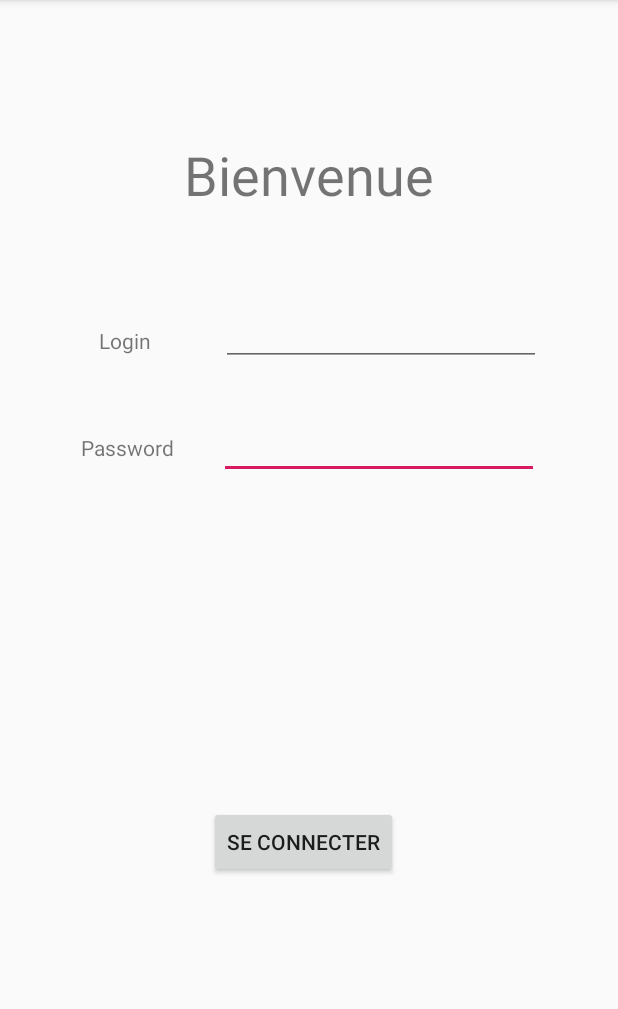
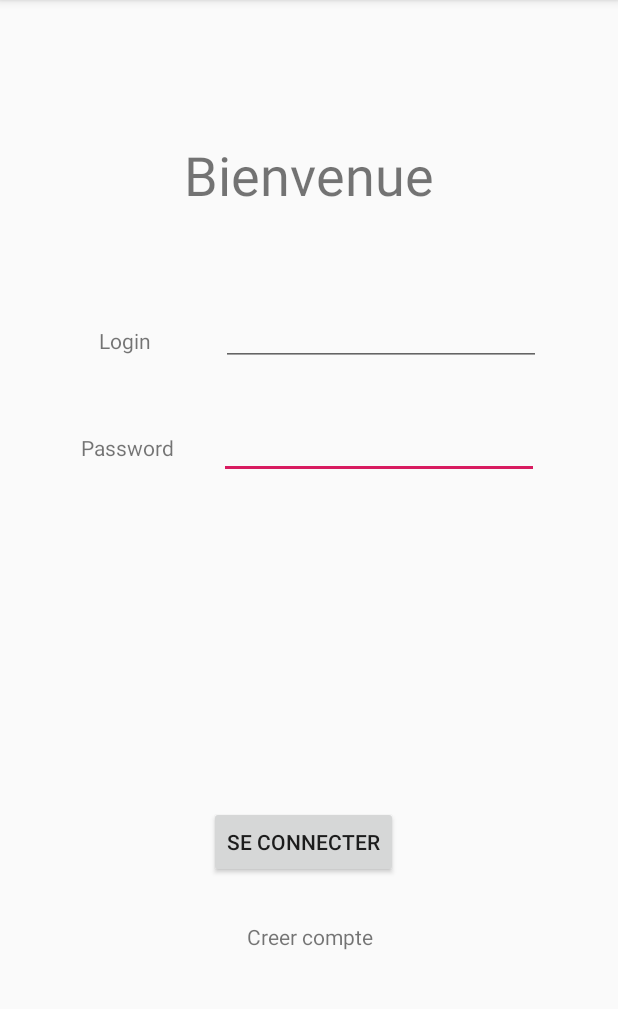
Before and after one commit to red1bairouf/AndroidProject, an Android app: the screen it shows after launch (MainActivity), after a tap on "SE CONNECTER", on a phone screen of 412 x 824 dp, the part 84-1093 px from its top. Run offline under Robolectric (Android 15) with nearby library versions, the phone set to English and light mode, and no system bars; our stand-ins replace Room's generated code.

Commit message:
added a login interface and worked on the database
added a login interface and a database for user and his implementation and tweeked some database problems

```diff
--- a/app/build.gradle
+++ b/app/build.gradle
@@ -28,4 +28,6 @@ dependencies {
     androidTestImplementation 'androidx.test:runner:1.2.0'
     androidTestImplementation 'androidx.test.espresso:espresso-core:3.2.0'
     implementation 'com.readystatesoftware.sqliteasset:sqliteassethelper:2.0.1'
+    implementation 'androidx.room:room-runtime:2.1.0'
+    annotationProcessor 'androidx.room:room-compiler:2.1.0'
 }
--- a/app/src/main/java/com/example/resto/MainActivity.java
+++ b/app/src/main/java/com/example/resto/MainActivity.java
@@ -1,20 +1,30 @@
 package com.example.resto;
 
 import androidx.appcompat.app.AppCompatActivity;
+import androidx.room.Room;
+
+import android.annotation.SuppressLint;
 import android.content.Intent;
 import android.os.Bundle;
 import android.view.View;
 import android.widget.Button;
 import android.widget.EditText;
+import android.widget.TextView;
 import android.widget.Toast;
 
 import com.example.resto.SQLitePackage.MyDbClasse;
+import com.example.resto.bd.User;
+import com.example.resto.bd.UsrDatabase;
 
 import java.util.ArrayList;
+import java.util.List;
 
 public class MainActivity extends AppCompatActivity {
+    static User user= new User();
     EditText login , password ;
     Button btn ;
+    static UsrDatabase mydatabase;
+    private TextView Text;
     /*MyDbClasse objMyDbClasse;
     ArrayList<User> objUserArrayList;*/
     @Override
@@ -45,15 +55,47 @@ public class MainActivity extends AppCompatActivity {
             }
         });
     }
+    @SuppressLint("CutPasteId")
+    public void myClick(View v) {
+        btn = this.findViewById(R.id.button1);
+        login = this.findViewById(R.id.editText1);
+        password =  this.findViewById(R.id.editText);
+        Text =  this.findViewById(R.id.textView4);
+        mydatabase = Room.databaseBuilder(getApplicationContext(),UsrDatabase.class, "user_bd").allowMainThreadQueries().build() ;
 
-    public void myClick(View view){
-        Intent intent=new Intent(MainActivity.this, MyList.class);
-        String login1 =login.getText().toString();
-        String password1 =password.getText().toString();
-        if(login1.equals("user")&&password1.equals("user"))
-        startActivityForResult(intent, 2);
-        else Toast.makeText(getApplicationContext(),"Les données entrées sont incorrectes",Toast.LENGTH_SHORT).show();
-    }
+
+        user.nom = login.getText().toString();
+        user.mdp = password.getText().toString();
+        if ( !(login.getText().toString()).matches("")) {
+            List<User> usr = MainActivity.mydatabase.mydao().getUser(login.getText().toString());
+            switch (v.getId()) {
+                case R.id.textView4:
+                    if (usr.size() != 0) {
+
+                        Toast.makeText(getApplicationContext(), "Impossible de créer le compte: login existant", Toast.LENGTH_SHORT).show();
+                        break;
+                    } else {
+                        MainActivity.mydatabase.mydao().adduser(user);
+                        Toast.makeText(getApplicationContext(), "Parfait le compte est créé", Toast.LENGTH_SHORT).show();
+                        break;
+                    }
+                case R.id.button1:
+                    if (usr.size() != 0) {
+                        if (usr.get(0).mdp.contentEquals(password.getText().toString()) ) {
+                            Intent intent = new Intent(this, MyList.class);
+                            startActivity(intent);
+                            break;
+                        }
+                        else {
+                            Toast.makeText(getApplicationContext(), "Mot de passe incorrect", Toast.LENGTH_SHORT).show();
+                            break;
+                        }
+                    } else {
+                        Toast.makeText(getApplicationContext(), "Compte non existant", Toast.LENGTH_SHORT).show();
+                        break;
+                    }}}}
+
+
 
     @Override
     protected void onActivityResult(int requestCode, int resultCode, Intent data)
--- a/app/src/main/java/com/example/resto/User.java
+++ b/app/src/main/java/com/example/resto/bd/User.java
@@ -1,18 +1,20 @@
-package com.example.resto;
+package com.example.resto.bd;
 
+import androidx.annotation.NonNull;
+import androidx.room.Entity;
+import androidx.room.PrimaryKey;
+
+@Entity(tableName = "users")
 public class User {
-    private int id;
-    private String nom;
-    private String mdp;
-    private String type;
+    @PrimaryKey
+    @NonNull
+    public int id;
+    public String nom;
+    public String mdp;
+    public String type;
 
-    public User(int id, String name, String mdp, String type){
-        this.id=id;
-        this.nom=name;
-        this.mdp=mdp;
-        this.type=type;
-    }
 
+    @NonNull
     public int getId() {
         return id;
     }
@@ -20,7 +22,7 @@ public class User {
     public void setId(int id) {
         this.id = id;
     }
-
+    @NonNull
     public String getNom() {
         return nom;
     }
--- /dev/null
+++ b/app/src/main/java/com/example/resto/bd/UsrDao.java
@@ -0,0 +1,23 @@
+package com.example.resto.bd;
+
+import androidx.room.Dao;
+import androidx.room.Delete;
+import androidx.room.Insert;
+import androidx.room.OnConflictStrategy;
+import androidx.room.Query;
+import androidx.room.Update;
+
+import java.util.List;
+@Dao
+public interface UsrDao {
+    @Insert(onConflict= OnConflictStrategy.IGNORE)
+    public void adduser(User user);
+    @Query("select * from users where nom = :login")
+    public List<User> getUser(String login);
+    @Query("select * from users")
+    public List<User> getUsers();
+    @Delete
+    public void deletuser(User user);
+    @Update
+    public void updatuser(User user);
+}
--- /dev/null
+++ b/app/src/main/java/com/example/resto/bd/UsrDatabase.java
@@ -0,0 +1,9 @@
+package com.example.resto.bd;
+
+import androidx.room.Database;
+import androidx.room.RoomDatabase;
+
+@Database(entities = {User.class}, version = 1)
+public abstract class UsrDatabase extends RoomDatabase {
+    public abstract UsrDao mydao();
+}
--- a/app/src/main/res/layout/activity_main.xml
+++ b/app/src/main/res/layout/activity_main.xml
@@ -81,4 +81,18 @@
         app:layout_constraintTop_toTopOf="parent"
         app:layout_constraintVertical_bias="0.275" />
 
+    <TextView
+        android:id="@+id/textView4"
+        android:layout_width="149dp"
+        android:layout_height="21dp"
+        android:clickable="true"
+        android:gravity="center"
+        android:onClick="myClick"
+        android:text="Creer compte"
+        app:layout_constraintBottom_toBottomOf="parent"
+        app:layout_constraintEnd_toEndOf="parent"
+        app:layout_constraintStart_toStartOf="parent"
+        app:layout_constraintTop_toBottomOf="@+id/button1"
+        app:layout_constraintVertical_bias="0.178" />
+
 </androidx.constraintlayout.widget.ConstraintLayout>
--- a/app/src/main/res/layout/item.xml
+++ b/app/src/main/res/layout/item.xml
@@ -10,14 +10,14 @@
         android:id="@+id/textView7"
         android:layout_width="57dp"
         android:layout_height="40dp"
-        android:layout_marginStart="56dp"
-        android:layout_marginLeft="56dp"
+        android:layout_marginStart="48dp"
+        android:layout_marginLeft="48dp"
         android:layout_marginBottom="8dp"
         android:text="TextView"
         app:layout_constraintBottom_toBottomOf="parent"
         app:layout_constraintStart_toStartOf="parent"
         app:layout_constraintTop_toTopOf="parent"
-        app:layout_constraintVertical_bias="0.541" />
+        app:layout_constraintVertical_bias="0.595" />
 
     <TextView
         android:id="@+id/textView8"
```
Also changed, not shown: app/src/main/java/com/example/resto/SQLitePackage/MyDbClasse.java (+2 -8 lines), app/src/main/res/layout/activity_mylist.xml (+31 -31 lines).
